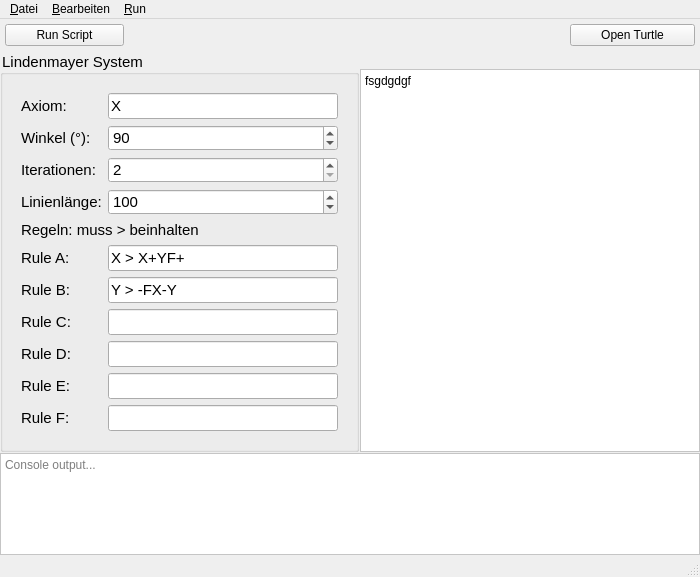
First picture: the form in src/qturtle_app/ui/Ui_LTurtle.ui, repository SManAT/QTurtle, before the edit.
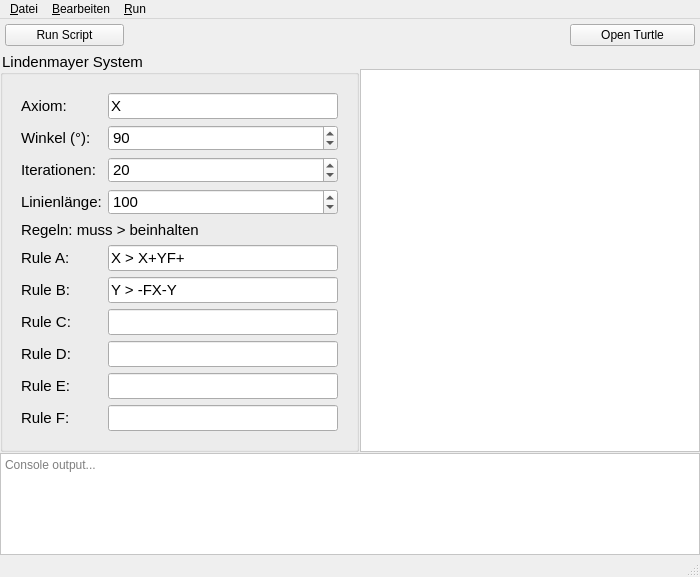
Second picture: the form after the edit.

```diff
--- a/src/qturtle_app/ui/Ui_LTurtle.ui
+++ b/src/qturtle_app/ui/Ui_LTurtle.ui
@@ -211,10 +211,10 @@
                  <number>2</number>
                 </property>
                 <property name="maximum">
-                 <number>10</number>
+                 <number>100</number>
                 </property>
                 <property name="value">
-                 <number>2</number>
+                 <number>20</number>
                 </property>
                </widget>
               </item>
@@ -349,13 +349,13 @@
             </sizepolicy>
            </property>
            <property name="styleSheet">
-            <string notr="true">background:#ffffff;</string>
+            <string notr="true">background:#ffffff; font-size:12pt;</string>
            </property>
            <property name="plainText">
-            <string>fsgdgdgf</string>
+            <string/>
            </property>
            <property name="placeholderText">
-            <string>Right panel...</string>
+            <string>Final code shows up here ...</string>
            </property>
           </widget>
          </item>
```
Left out of the diff: 2 changed lines with no effect on the pictures.
